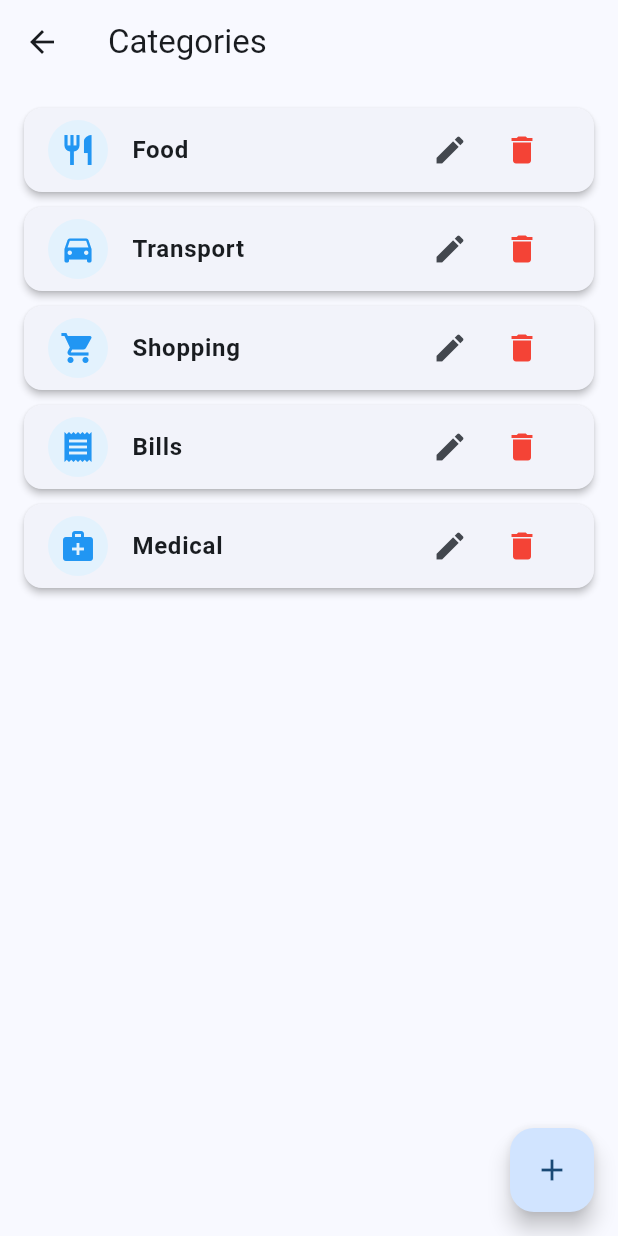
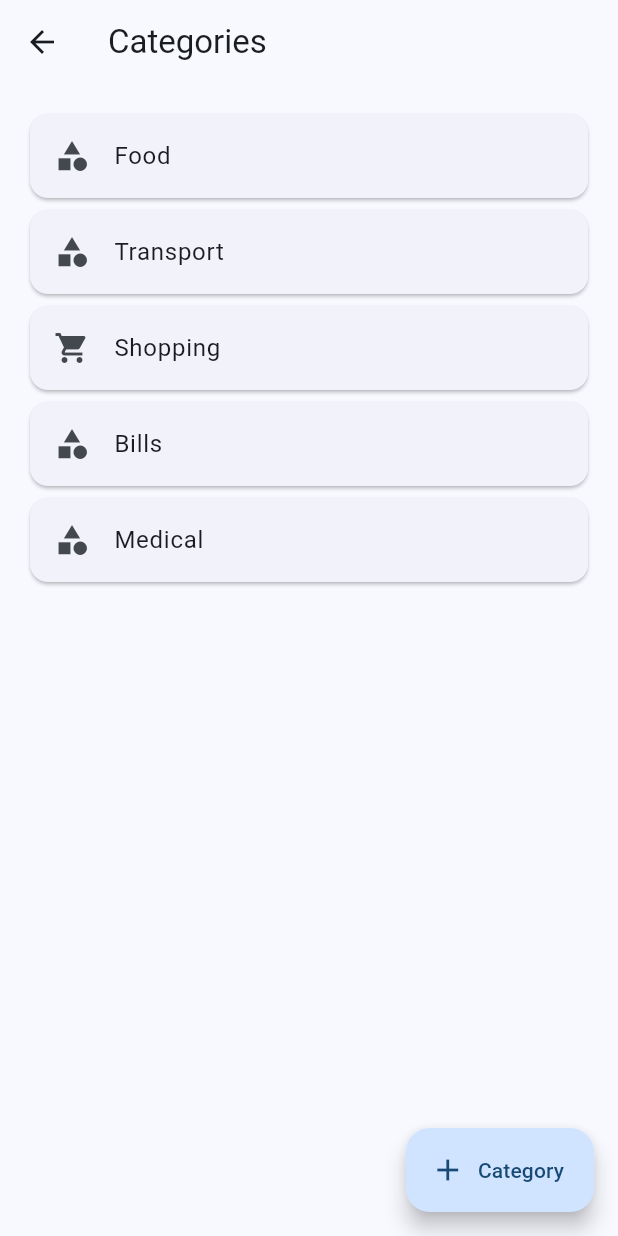
Before and after one commit to kavi617/spendpad, a Flutter app: the CategoryScreen screen opened directly, on a phone screen of 412 x 824 dp. Run offline on Flutter 3.47's test engine with Material 3 defaults, Android fonts, the phone set to English and light mode, and no system bars; our stand-ins replace file_picker, fl_chart, hive, hive_flutter, share_plus; accounts and stored records are empty.

Commit message:
Enhance category management and backup features
- Implement keystore properties loading for release signing in build.gradle.kts
- Update CategoryEditorScreen to handle icon family selection and improve UI layout
- Refactor CategoryScreen to streamline category deletion and editing process
- Improve BackupService with better JSON export/import handling and error management
- Update DatabaseService to ensure proper expense management with Hive
- Refactor IconHelper to simplify icon retrieval and enhance available icons list

```diff
--- a/lib/screen/category_editor_screen.dart
+++ b/lib/screen/category_editor_screen.dart
@@ -18,15 +18,20 @@ class _CategoryEditorScreenState extends State<CategoryEditorScreen> {
 
   late int selectedIcon;
 
+  String selectedIconFamily = "MaterialIcons";
+
   @override
   void initState() {
     super.initState();
 
     if (widget.category != null) {
       nameController.text = widget.category!.name;
+
       selectedIcon = widget.category!.iconCode;
+
+      selectedIconFamily = widget.category!.iconFamily;
     } else {
-      selectedIcon = IconHelper.availableIcons.first.codePoint;
+      selectedIcon = (IconHelper.availableIcons.first["icon"] as IconData).codePoint;
     }
   }
 
@@ -35,13 +40,14 @@ class _CategoryEditorScreenState extends State<CategoryEditorScreen> {
 
     if (name.isEmpty) {
       ScaffoldMessenger.of(context).showSnackBar(const SnackBar(content: Text("Category name required")));
+
       return;
     }
 
     final category = Category(
       name: name,
-      iconFamily: "material",
       iconCode: selectedIcon,
+      iconFamily: selectedIconFamily,
       isDefault: widget.category?.isDefault ?? false,
     );
 
@@ -49,8 +55,11 @@ class _CategoryEditorScreenState extends State<CategoryEditorScreen> {
       await CategoryService.addCategory(category);
     } else {
       widget.category!.name = category.name;
+
       widget.category!.iconCode = category.iconCode;
+
       widget.category!.iconFamily = category.iconFamily;
+
       await widget.category!.save();
     }
 
@@ -63,30 +72,42 @@ class _CategoryEditorScreenState extends State<CategoryEditorScreen> {
   Widget build(BuildContext context) {
     return Scaffold(
       appBar: AppBar(title: Text(widget.category == null ? "Add Category" : "Edit Category")),
+
       body: Padding(
         padding: const EdgeInsets.all(16),
+
         child: Column(
+          crossAxisAlignment: CrossAxisAlignment.start,
+
           children: [
             TextField(
               controller: nameController,
+
               decoration: const InputDecoration(labelText: "Category Name", border: OutlineInputBorder()),
             ),
-            const SizedBox(height: 20),
-            const Align(
-              alignment: Alignment.centerLeft,
-              child: Text("Choose Icon", style: TextStyle(fontSize: 18, fontWeight: FontWeight.bold)),
-            ),
-            const SizedBox(height: 12),
+
+            const SizedBox(height: 25),
+
+            const Text("Choose Icon", style: TextStyle(fontSize: 18, fontWeight: FontWeight.bold)),
+
+            const SizedBox(height: 15),
+
             Expanded(
               child: GridView.builder(
                 itemCount: IconHelper.availableIcons.length,
+
                 gridDelegate: const SliverGridDelegateWithFixedCrossAxisCount(
                   crossAxisCount: 5,
-                  crossAxisSpacing: 10,
-                  mainAxisSpacing: 10,
+
+                  crossAxisSpacing: 12,
+
+                  mainAxisSpacing: 12,
                 ),
+
                 itemBuilder: (context, index) {
-                  final icon = IconHelper.availableIcons[index];
+                  final item = IconHelper.availableIcons[index];
+
+                  final icon = item["icon"] as IconData;
 
                   final isSelected = selectedIcon == icon.codePoint;
 
@@ -94,22 +115,30 @@ class _CategoryEditorScreenState extends State<CategoryEditorScreen> {
                     onTap: () {
                       setState(() {
                         selectedIcon = icon.codePoint;
+
+                        selectedIconFamily = "MaterialIcons";
                       });
                     },
+
                     child: Container(
                       decoration: BoxDecoration(
                         color: isSelected ? Colors.blue.shade100 : Colors.grey.shade200,
+
                         borderRadius: BorderRadius.circular(12),
+
                         border: Border.all(color: isSelected ? Colors.blue : Colors.transparent, width: 2),
                       ),
+
                       child: Icon(icon, size: 30, color: isSelected ? Colors.blue : Colors.black87),
                     ),
                   );
                 },
               ),
             ),
+
             SizedBox(
               width: double.infinity,
+
               child: ElevatedButton(onPressed: saveCategory, child: const Text("Save")),
             ),
           ],
@@ -117,4 +146,11 @@ class _CategoryEditorScreenState extends State<CategoryEditorScreen> {
       ),
     );
   }
+
+  @override
+  void dispose() {
+    nameController.dispose();
+
+    super.dispose();
+  }
 }
--- a/lib/screen/category_screen.dart
+++ b/lib/screen/category_screen.dart
@@ -18,6 +18,7 @@ class _CategoryScreenState extends State<CategoryScreen> {
   @override
   void initState() {
     super.initState();
+
     loadCategories();
   }
 
@@ -32,33 +33,9 @@ class _CategoryScreenState extends State<CategoryScreen> {
   }
 
   Future<void> deleteCategory(Category category) async {
-    final confirm = await showDialog<bool>(
-      context: context,
-      builder: (_) => AlertDialog(
-        title: const Text("Delete Category"),
-        content: Text('Are you sure you want to delete "${category.name}"?'),
-        actions: [
-          TextButton(onPressed: () => Navigator.pop(context, false), child: const Text("Cancel")),
-          ElevatedButton(onPressed: () => Navigator.pop(context, true), child: const Text("Delete")),
-        ],
-      ),
-    );
+    await CategoryService.deleteCategory(category);
 
-    if (confirm != true) return;
-
-    await CategoryService.deleteCategory(category);
     loadCategories();
-  }
-
-  Future<void> openEditor([Category? category]) async {
-    final result = await Navigator.push(
-      context,
-      MaterialPageRoute(builder: (_) => CategoryEditorScreen(category: category)),
-    );
-
-    if (result == true) {
-      loadCategories();
-    }
   }
 
   @override
@@ -66,39 +43,45 @@ class _CategoryScreenState extends State<CategoryScreen> {
     return Scaffold(
       appBar: AppBar(title: const Text("Categories")),
 
-      floatingActionButton: FloatingActionButton(onPressed: () => openEditor(), child: const Icon(Icons.add)),
+      floatingActionButton: FloatingActionButton.extended(
+        onPressed: () async {
+          final result = await Navigator.push(context, MaterialPageRoute(builder: (_) => const CategoryEditorScreen()));
+
+          if (result == true) {
+            loadCategories();
+          }
+        },
+
+        icon: const Icon(Icons.add),
+
+        label: const Text("Category"),
+      ),
 
       body: categories.isEmpty
-          ? const Center(child: Text("No Categories Found", style: TextStyle(fontSize: 18)))
+          ? const Center(child: Text("No categories found"))
           : ListView.builder(
               padding: const EdgeInsets.all(16),
+
               itemCount: categories.length,
+
               itemBuilder: (context, index) {
                 final category = categories[index];
 
                 return Card(
-                  margin: const EdgeInsets.only(bottom: 10),
-                  elevation: 2,
                   child: ListTile(
-                    leading: CircleAvatar(
-                      backgroundColor: Colors.blue.shade50,
-                      child: Icon(IconHelper.getIcon(category.iconCode), color: Colors.blue),
-                    ),
+                    leading: Icon(IconHelper.getIcon(category.iconFamily, category.iconCode)),
 
-                    title: Text(category.name, style: const TextStyle(fontWeight: FontWeight.w600)),
+                    title: Text(category.name),
 
-                    onTap: () => openEditor(category),
+                    trailing: category.isDefault
+                        ? null
+                        : IconButton(
+                            icon: const Icon(Icons.delete, color: Colors.red),
 
-                    trailing: Row(
-                      mainAxisSize: MainAxisSize.min,
-                      children: [
-                        IconButton(icon: const Icon(Icons.edit), onPressed: () => openEditor(category)),
-                        IconButton(
-                          icon: const Icon(Icons.delete, color: Colors.red),
-                          onPressed: () => deleteCategory(category),
-                        ),
-                      ],
-                    ),
+                            onPressed: () {
+                              deleteCategory(category);
+                            },
+                          ),
                   ),
                 );
               },
--- a/lib/services/backup_service.dart
+++ b/lib/services/backup_service.dart
@@ -8,7 +8,9 @@ import 'package:share_plus/share_plus.dart';
 import '../models/expense.dart';
 
 class BackupService {
-  // Export expenses as JSON backup file
+  // ================================
+  // Export Expenses to JSON Backup
+  // ================================
   static Future<void> exportExpenses(List<Expense> expenses) async {
     final data = expenses.map((expense) {
       return {
@@ -20,7 +22,7 @@ class BackupService {
       };
     }).toList();
 
-    final jsonString = jsonEncode(data);
+    final jsonString = const JsonEncoder.withIndent('  ').convert(data);
 
     final directory = await getApplicationDocumentsDirectory();
 
@@ -31,7 +33,9 @@ class BackupService {
     await SharePlus.instance.share(ShareParams(files: [XFile(file.path)], text: "SpendPad Expense Backup"));
   }
 
-  // Import expenses from JSON file
+  // ================================
+  // Import Expenses from JSON File
+  // ================================
   static Future<List<Expense>> importExpenses(File file) async {
     final jsonString = await file.readAsString();
 
@@ -39,16 +43,22 @@ class BackupService {
 
     return data.map((item) {
       return Expense(
-        id: item["id"],
-        category: item["category"],
-        note: item["note"],
+        id: item["id"].toString(),
+
+        category: item["category"] ?? "Other",
+
+        note: item["note"] ?? "",
+
         amount: (item["amount"] as num).toDouble(),
+
         date: DateTime.parse(item["date"]),
       );
     }).toList();
   }
 
-  // Pick backup JSON file
+  // ================================
+  // Pick Backup JSON File
+  // ================================
   static Future<List<Expense>?> pickBackupFile() async {
     final result = await FilePicker.platform.pickFiles(type: FileType.custom, allowedExtensions: ['json']);
 
--- a/lib/services/database_service.dart
+++ b/lib/services/database_service.dart
@@ -6,6 +6,10 @@ class DatabaseService {
   static const String expenseBox = "expenses";
 
   static Future<Box<Expense>> openExpenseBox() async {
+    if (Hive.isBoxOpen(expenseBox)) {
+      return Hive.box<Expense>(expenseBox);
+    }
+
     return await Hive.openBox<Expense>(expenseBox);
   }
 
@@ -22,10 +26,14 @@ class DatabaseService {
   }
 
   static Future<void> deleteExpense(Expense expense) async {
-    await expense.delete();
+    final box = await openExpenseBox();
+
+    await box.delete(expense.id);
   }
 
   static Future<void> updateExpense(Expense expense) async {
-    await expense.save();
+    final box = await openExpenseBox();
+
+    await box.put(expense.id, expense);
   }
 }
--- a/lib/utils/icon_helper.dart
+++ b/lib/utils/icon_helper.dart
@@ -1,115 +1,59 @@
 import 'package:flutter/material.dart';
 
 class IconHelper {
-  /// Convert an integer code back into an IconData.
-  static IconData getIcon(int code) {
-    return IconData(code, fontFamily: 'MaterialIcons');
+  static IconData getIcon(String family, int codePoint) {
+    switch (codePoint) {
+      case 0xe3af:
+        return Icons.restaurant;
+
+      case 0xe531:
+        return Icons.directions_car;
+
+      case 0xe59c:
+        return Icons.shopping_cart;
+
+      case 0xe8b0:
+        return Icons.receipt_long;
+
+      case 0xe3e9:
+        return Icons.favorite;
+
+      case 0xe40b:
+        return Icons.movie;
+
+      case 0xe539:
+        return Icons.flight;
+
+      case 0xe80c:
+        return Icons.school;
+
+      case 0xe88a:
+        return Icons.home;
+
+      default:
+        return Icons.category;
+    }
   }
 
-  /// Returns a large collection of Material icons.
-  static List<IconData> get availableIcons => [
-    Icons.restaurant,
-    Icons.fastfood,
-    Icons.local_cafe,
-    Icons.local_bar,
-    Icons.cake,
-    Icons.lunch_dining,
-    Icons.ramen_dining,
-    Icons.icecream,
-    Icons.bakery_dining,
-    Icons.emoji_food_beverage,
+  static const List<Map<String, dynamic>> availableIcons = [
+    {"name": "Food", "icon": Icons.restaurant},
 
-    Icons.shopping_cart,
-    Icons.shopping_bag,
-    Icons.store,
-    Icons.local_mall,
-    Icons.checkroom,
+    {"name": "Transport", "icon": Icons.directions_car},
 
-    Icons.directions_car,
-    Icons.local_taxi,
-    Icons.train,
-    Icons.directions_bus,
-    Icons.flight,
-    Icons.two_wheeler,
-    Icons.electric_bike,
-    Icons.local_gas_station,
+    {"name": "Shopping", "icon": Icons.shopping_cart},
 
-    Icons.home,
-    Icons.chair,
-    Icons.bed,
-    Icons.kitchen,
-    Icons.cleaning_services,
+    {"name": "Bills", "icon": Icons.receipt_long},
 
-    Icons.medical_services,
-    Icons.local_hospital,
-    Icons.medication,
-    Icons.health_and_safety,
-    Icons.favorite,
+    {"name": "Health", "icon": Icons.favorite},
 
-    Icons.school,
-    Icons.menu_book,
-    Icons.calculate,
-    Icons.science,
+    {"name": "Entertainment", "icon": Icons.movie},
 
-    Icons.sports_soccer,
-    Icons.sports_basketball,
-    Icons.sports_tennis,
-    Icons.fitness_center,
-    Icons.pool,
+    {"name": "Travel", "icon": Icons.flight},
 
-    Icons.movie,
-    Icons.music_note,
-    Icons.headphones,
-    Icons.tv,
-    Icons.games,
-    Icons.videogame_asset,
+    {"name": "Education", "icon": Icons.school},
 
-    Icons.work,
-    Icons.business,
-    Icons.badge,
-    Icons.laptop,
-    Icons.computer,
+    {"name": "Home", "icon": Icons.home},
 
-    Icons.account_balance_wallet,
-    Icons.attach_money,
-    Icons.payments,
-    Icons.credit_card,
-    Icons.savings,
-    Icons.currency_exchange,
-    Icons.trending_up,
-
-    Icons.pets,
-    Icons.child_care,
-    Icons.family_restroom,
-
-    Icons.card_giftcard,
-    Icons.celebration,
-    Icons.redeem,
-
-    Icons.phone_android,
-    Icons.devices,
-    Icons.watch,
-    Icons.tablet_mac,
-
-    Icons.water_drop,
-    Icons.flash_on,
-    Icons.wifi,
-    Icons.lightbulb,
-
-    Icons.travel_explore,
-    Icons.luggage,
-    Icons.beach_access,
-    Icons.hotel,
-
-    Icons.local_florist,
-    Icons.park,
-    Icons.eco,
-
-    Icons.star,
-    Icons.favorite_border,
-    Icons.thumb_up,
-    Icons.face,
-
-    Icons.more_horiz,
+    {"name": "Other", "icon": Icons.more_horiz},
   ];
 }
```
Also changed, not shown: 1 other file.
